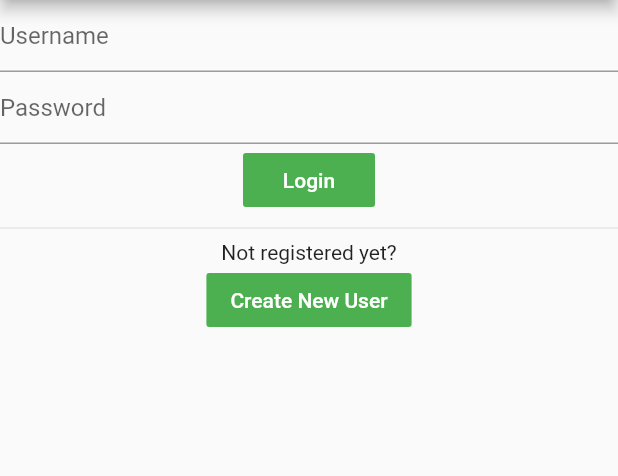
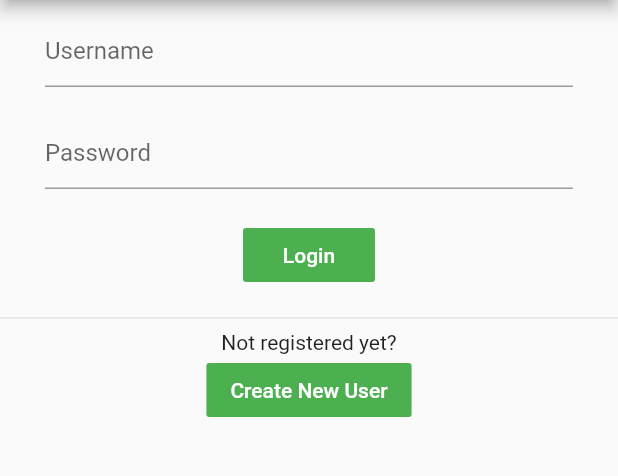
Before and after one commit to DeviesDevelopment/hompi, a Flutter app: the screen it shows after launch, on a phone screen of 412 x 824 dp, the part 84-560 px from its top. Run offline on Flutter 3.47's test engine with Material 2 defaults, Android fonts, the phone set to English and light mode, and no system bars; our stand-ins replace shared_preferences.

Commit message:
Add some padding

```diff
--- a/frontend/hompi/lib/usernameAndPassword.dart
+++ b/frontend/hompi/lib/usernameAndPassword.dart
@@ -26,7 +26,9 @@ class _UsernameAndPasswordState extends State<UsernameAndPassword> {
   Widget build(BuildContext context) {
     return Column(
       children: [
-        TextField(
+        Padding(
+          padding: const EdgeInsets.symmetric(vertical: 10, horizontal: 30),
+          child: TextField(
             onChanged: (value) {
               setState(() {
                 usernameInput = value;
@@ -35,7 +37,10 @@ class _UsernameAndPasswordState extends State<UsernameAndPassword> {
             controller: _usernameController,
             decoration: InputDecoration(hintText: "Username"),
           ),
-        TextField(
+        ),
+        Padding(
+          padding: const EdgeInsets.symmetric(vertical: 10, horizontal: 30),
+          child: TextField(
             onChanged: (value) {
               setState(() {
                 passwordInput = value;
@@ -47,7 +52,10 @@ class _UsernameAndPasswordState extends State<UsernameAndPassword> {
             enableSuggestions: false,
             autocorrect: false,
           ),
-        FlatButton(
+        ),
+        Padding(
+          padding: const EdgeInsets.symmetric(vertical: 10, horizontal: 30),
+          child: FlatButton(
             color: Colors.green,
             textColor: Colors.white,
             child: Text(buttonText),
@@ -55,6 +63,7 @@ class _UsernameAndPasswordState extends State<UsernameAndPassword> {
               buttonPressed(usernameInput, passwordInput);
             },
           ),
+        ),
       ],
     );
   }
```
Lines whose indentation alone changed are shown as unchanged.
